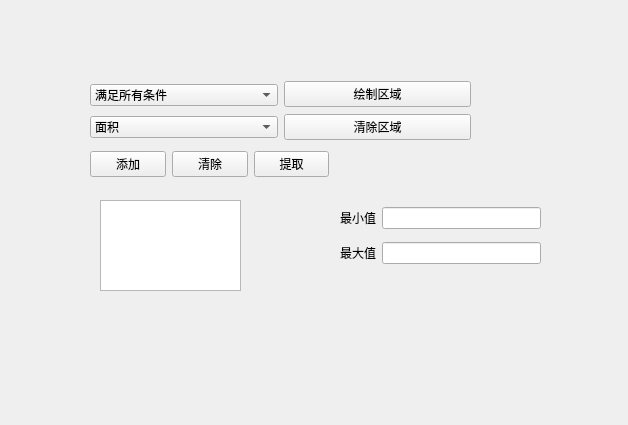
Old version of the form ui/tabs/extract_tab.ui in the repository xiaoyuan1021/MyTool.
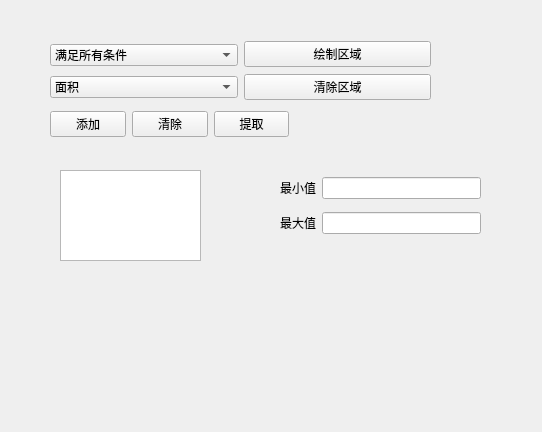
New version of the form.

```diff
--- a/ui/tabs/extract_tab.ui
+++ b/ui/tabs/extract_tab.ui
@@ -6,8 +6,8 @@
    <rect>
     <x>0</x>
     <y>0</y>
-    <width>628</width>
-    <height>425</height>
+    <width>542</width>
+    <height>432</height>
    </rect>
   </property>
   <property name="windowTitle">
@@ -16,17 +16,23 @@
   <widget class="QWidget" name="ExtractTabWidget" native="true">
    <property name="geometry">
     <rect>
-     <x>70</x>
-     <y>70</y>
+     <x>20</x>
+     <y>20</y>
      <width>511</width>
-     <height>291</height>
+     <height>391</height>
     </rect>
    </property>
+   <property name="sizePolicy">
+    <sizepolicy hsizetype="Maximum" vsizetype="Maximum">
+     <horstretch>0</horstretch>
+     <verstretch>0</verstretch>
+    </sizepolicy>
+   </property>
    <widget class="QListWidget" name="listWidget_select">
     <property name="geometry">
      <rect>
-      <x>30</x>
-      <y>130</y>
+      <x>40</x>
+      <y>150</y>
       <width>141</width>
       <height>91</height>
      </rect>
@@ -35,8 +41,8 @@
    <widget class="QStackedWidget" name="stackedWidget_selectCondition">
     <property name="geometry">
      <rect>
-      <x>220</x>
-      <y>120</y>
+      <x>210</x>
+      <y>140</y>
       <width>291</width>
       <height>91</height>
      </rect>
@@ -91,8 +97,8 @@
    <widget class="QWidget" name="layoutWidget_2">
     <property name="geometry">
      <rect>
-      <x>20</x>
-      <y>80</y>
+      <x>30</x>
+      <y>90</y>
       <width>239</width>
       <height>28</height>
      </rect>
@@ -124,8 +130,8 @@
    <widget class="QWidget" name="layoutWidget_3">
     <property name="geometry">
      <rect>
-      <x>20</x>
-      <y>10</y>
+      <x>30</x>
+      <y>20</y>
       <width>381</width>
       <height>62</height>
      </rect>
```
Left out of the diff: 2 changed lines with no effect on the pictures.
